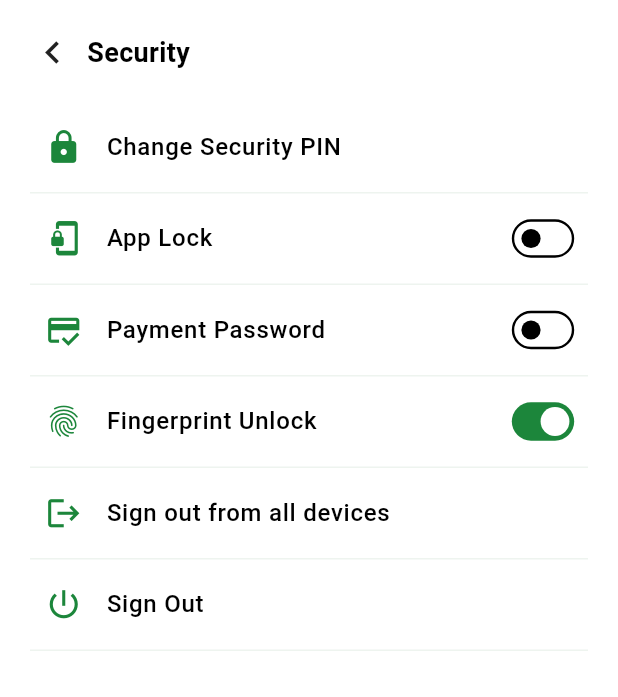
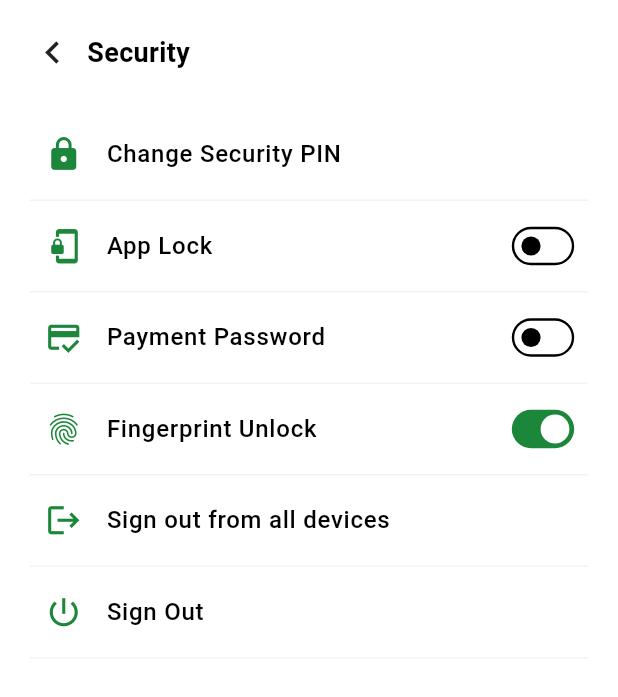
Before and after one commit to iamkartiknayak/okcredit-android-redesign, a Flutter app: the SettingsPage screen opened directly, after a tap on "Security", on a phone screen of 412 x 824 dp. Shown: the top 697 px of the screen. Run offline on Flutter 3.47's test engine with Material 2 defaults, Android fonts, the phone set to English and light mode, and no system bars; our stand-ins replace font_awesome_flutter.

Commit message:
Modify files

```diff
--- a/lib/constants.dart
+++ b/lib/constants.dart
@@ -24,3 +24,9 @@ const kSectionHeaderStyle = TextStyle(
   fontSize: 17.0,
   fontWeight: FontWeight.bold,
 );
+
+const kSubTitleStyle = TextStyle(
+  color: Color(0xff757575),
+  fontSize: 13.0,
+  fontWeight: FontWeight.w500,
+);
--- a/lib/model/data.dart
+++ b/lib/model/data.dart
@@ -2,6 +2,12 @@ import 'package:flutter/material.dart';
 import 'package:redesign_okcredit/pages/ledger.dart';
 import 'package:redesign_okcredit/pages/settings.dart';
 import 'package:redesign_okcredit/widgets/ledger/tab.dart';
+
+enum SwitchType {
+  appLock,
+  paymentPassword,
+  fingerPrint,
+}
 
 class DataModel with ChangeNotifier {
   final List<Widget> _navigationOptions = [
@@ -127,10 +133,81 @@ class DataModel with ChangeNotifier {
     _selectedLanguage = language;
     notifyListeners();
   }
+
+  String _selectedBusinessType = 'Personal Use';
+  String get selectedBusinessType => _selectedBusinessType;
+
+  final List<List> _businessTypes = [
+    ['Personal Use', 'personal', true],
+    ['Retail Shop', 'retail', false],
+    ['Wholesale/Distributor', 'wholesale', false],
+    ['Online Services', 'online', false],
+  ];
+
+  List<List> get businessTypes => _businessTypes;
+
+  void updateBusinessType(String type) {
+    _businessTypes.forEach(
+      (element) {
+        if (element[0] != type) {
+          element[2] = false;
+        } else {
+          element[2] = true;
+          _selectedBusinessType = element[0];
+        }
+      },
+    );
+
+    notifyListeners();
+  }
+
+  String _selectedBusinessCategory = 'Select Category';
+  String get selectedBusinessCategory => _selectedBusinessCategory;
+
+  final List<List> _businessCategories = [
+    ['Apparels Store', 'apparel', false],
+    ['Eatery', 'eatery', false],
+    ['Electronics', 'electronics', false],
+    ['Fruit Shop', 'fruit', false],
+    ['Vegetable Shop', 'vegetable', false],
+    ['Medical Store', 'medicine', false],
+    ['Mobile Recharge', 'recharge', false],
+    ['Financial Services', 'profit', false],
+    ['Fancy', 'mask', false],
+    ['Kirana', 'groceries', false],
+    ['Hardware', 'tools', false],
+    ['Hotel', 'hotel', false],
+    ['Jewellery', 'jewellery', false],
+    ['Photo Studio', 'studio', false],
+    ['Repair Services', 'repair', false],
+    ['School', 'school', false],
+    ['Transport', 'transport', false],
+    ['Travel Agent', 'travel', false],
+    ['Other', 'other', false],
+  ];
+
+  List<List> get businessCategories => _businessCategories;
+
+  void updateBusinessCategory(String type) {
+    _businessCategories.forEach(
+      (element) {
+        if (element[0] != type) {
+          element[2] = false;
+        } else {
+          element[2] = true;
+          _selectedBusinessCategory = element[0];
+        }
+      },
+    );
+
+    notifyListeners();
+  }
+
+  String _activePlan = 'FREE';
+  String get activePlan => _activePlan;
+
+  void updatePlan() {
+    _activePlan = _activePlan == 'FREE' ? 'Premium' : 'FREE';
+    notifyListeners();
+  }
 }
-
-enum SwitchType {
-  appLock,
-  paymentPassword,
-  fingerPrint,
-}
--- a/lib/pages/ledger.dart
+++ b/lib/pages/ledger.dart
@@ -4,8 +4,8 @@ import 'package:redesign_okcredit/constants.dart';
 
 import '../model/data.dart';
 import '../widgets/ledger/filter_bottom_sheet.dart';
-import './customer_tab.dart';
-import './supplier_tab.dart';
+import 'ledger/customer_tab.dart';
+import 'ledger/supplier_tab.dart';
 import './ledger/add_contact.dart';
 import '../widgets/ledger/header.dart';
 import '../widgets/ledger/search_box.dart';
--- a/lib/pages/settings.dart
+++ b/lib/pages/settings.dart
@@ -2,8 +2,16 @@ import 'package:flutter/material.dart';
 import 'package:provider/provider.dart';
 import 'package:redesign_okcredit/constants.dart';
 import 'package:redesign_okcredit/model/data.dart';
+import 'package:redesign_okcredit/pages/settings/account.dart';
+import 'package:redesign_okcredit/pages/settings/backup.dart';
+import 'package:redesign_okcredit/pages/settings/find_defaulter.dart';
+import 'package:redesign_okcredit/pages/settings/help.dart';
 import 'package:redesign_okcredit/pages/settings/language.dart';
+import 'package:redesign_okcredit/pages/settings/profile.dart';
 import 'package:redesign_okcredit/pages/settings/security.dart';
+import 'package:redesign_okcredit/pages/settings/share.dart';
+import 'package:redesign_okcredit/pages/settings/subscription.dart';
+import 'package:redesign_okcredit/pages/settings/update_number.dart';
 
 import '../widgets/settings/setting_tile.dart';
 
@@ -22,29 +30,46 @@ class SettingsPage extends StatelessWidget {
                 return Column(
                   crossAxisAlignment: CrossAxisAlignment.stretch,
                   children: [
-                    const SizedBox(height: 15.0),
-                    const Row(
+                    const SizedBox(height: 20.0),
+                    GestureDetector(
+                      onTap: () => Navigator.pushNamed(context, ProfilePage.id),
+                      child: const Row(
                         children: [
-                        CircleAvatar(
+                          Hero(
+                            tag: 'profile',
+                            child: CircleAvatar(
                               radius: 25.0,
-                          backgroundImage: AssetImage('assets/images/user.png'),
+                              backgroundImage:
+                                  AssetImage('assets/images/user.png'),
+                            ),
                           ),
                           SizedBox(width: 15.0),
                           Column(
                             crossAxisAlignment: CrossAxisAlignment.start,
                             children: [
-                            Text(
-                              'Kartik Nayak',
+                              SizedBox(
+                                width: 180.0,
+                                child: Text(
+                                  'Nikhil Kamat',
                                   style: TextStyle(
                                     fontSize: 20.0,
                                     fontWeight: FontWeight.bold,
                                   ),
+                                  overflow: TextOverflow.clip,
+                                  maxLines: 1,
                                 ),
-                            Text(
-                              '80XXXXXXXX',
+                              ),
+                              SizedBox(
+                                width: 150.0,
+                                child: Text(
+                                  'Krishna Pearls & Jewllers',
                                   style: TextStyle(
                                     color: kSecondaryAccent,
+                                    fontSize: 13.0,
                                     fontWeight: FontWeight.w500,
+                                  ),
+                                  overflow: TextOverflow.ellipsis,
+                                  maxLines: 1,
                                 ),
                               )
                             ],
@@ -59,6 +84,7 @@ class SettingsPage extends StatelessWidget {
                           ),
                         ],
                       ),
+                    ),
                     const SizedBox(height: 20.0),
                     const Divider(
                       color: kHighLightColor,
@@ -71,7 +97,7 @@ class SettingsPage extends StatelessWidget {
                       title: 'Create New Business',
                     ),
                     SettingTile(
-                      onTap: () {},
+                      onTap: () => Navigator.pushNamed(context, AccountPage.id),
                       icon: Icons.account_circle,
                       title: 'Account',
                       hideDivider: true,
@@ -94,27 +120,38 @@ class SettingsPage extends StatelessWidget {
                       child: ListView(
                         children: [
                           SettingTile(
-                            onTap: () {},
+                            onTap: () => Navigator.pushNamed(
+                              context,
+                              SubscriptionPage.id,
+                            ),
                             icon: Icons.stars,
                             title: 'OkCredit Subscription Plan',
                             subTitle:
                                 'Unlimited SMS, Ad Free, Priority Customer Support',
                           ),
                           SettingTile(
-                            onTap: () =>
-                                Navigator.pushNamed(context, LanguagePage.id),
+                            onTap: () => Navigator.pushNamed(
+                              context,
+                              LanguagePage.id,
+                            ),
                             icon: Icons.translate,
                             title: 'Language',
                             subTitle: value.selectedLanguage,
                           ),
                           SettingTile(
-                            onTap: () {},
+                            onTap: () => Navigator.pushNamed(
+                              context,
+                              UpdateNumberPage.id,
+                            ),
                             icon: Icons.numbers,
                             title: 'Update Mobile Number',
                             subTitle: '80XXXXX46',
                           ),
                           SettingTile(
-                            onTap: () {},
+                            onTap: () => Navigator.pushNamed(
+                              context,
+                              BackupPage.id,
+                            ),
                             icon: Icons.cloud_done_rounded,
                             title: 'Backup',
                             subTitle: 'Sync info, recovery number',
@@ -129,18 +166,27 @@ class SettingsPage extends StatelessWidget {
                             subTitle: 'App lock, PIN, password, sign out',
                           ),
                           SettingTile(
-                            onTap: () {},
+                            onTap: () => Navigator.pushNamed(
+                              context,
+                              HelpPage.id,
+                            ),
                             icon: Icons.help,
                             title: 'Help',
                             subTitle: 'FAQs, contact us, privacy policy',
                           ),
                           SettingTile(
-                            onTap: () {},
+                            onTap: () => Navigator.pushNamed(
+                              context,
+                              FindDefaulterPage.id,
+                            ),
                             icon: Icons.person_off,
                             title: 'Find Defaulter',
                           ),
                           SettingTile(
-                            onTap: () {},
+                            onTap: () => Navigator.pushNamed(
+                              context,
+                              SharePage.id,
+                            ),
                             icon: Icons.share,
                             title: 'Share',
                           ),
--- a/lib/pages/settings/security.dart
+++ b/lib/pages/settings/security.dart
@@ -4,6 +4,7 @@ import 'package:provider/provider.dart';
 import '../../model/data.dart';
 import '../../widgets/custom_back_button.dart';
 import '../../widgets/settings/setting_tile.dart';
+import '../../widgets/settings/custom_switch.dart';
 
 class SecurityPage extends StatelessWidget {
   const SecurityPage({super.key});
@@ -21,7 +22,6 @@ class SecurityPage extends StatelessWidget {
               return Column(
                 children: [
                   const CustomBackButton(title: 'Security'),
-                  const SizedBox(height: 20.0),
                   SettingTile(
                     onTap: () {},
                     icon: Icons.lock,
@@ -72,25 +72,3 @@ class SecurityPage extends StatelessWidget {
     );
   }
 }
-
-class CustomSwitch extends StatelessWidget {
-  const CustomSwitch({
-    super.key,
-    required this.onChanged,
-    required this.value,
-  });
-
-  final Function(bool) onChanged;
-  final bool value;
-
-  @override
-  Widget build(BuildContext context) {
-    return Transform.scale(
-      scale: 0.8,
-      child: Switch(
-        onChanged: onChanged,
-        value: value,
-      ),
-    );
-  }
-}
--- a/lib/widgets/custom_back_button.dart
+++ b/lib/widgets/custom_back_button.dart
@@ -1,4 +1,5 @@
 import 'package:flutter/material.dart';
+import 'package:flutter/services.dart';
 
 class CustomBackButton extends StatelessWidget {
   const CustomBackButton({
@@ -10,10 +11,16 @@ class CustomBackButton extends StatelessWidget {
 
   @override
   Widget build(BuildContext context) {
-    return Row(
+    return Column(
+      children: [
+        Row(
           children: [
             InkWell(
-          onTap: () => Navigator.pop(context),
+              onTap: () {
+                // FocusScope.of(context).unfocus();
+                // SystemChannels.textInput.invokeMethod('TextInput.hide');
+                Navigator.pop(context);
+              },
               child: const Icon(
                 Icons.chevron_left,
                 size: 30.0,
@@ -29,6 +36,9 @@ class CustomBackButton extends StatelessWidget {
               ),
             )
           ],
+        ),
+        const SizedBox(height: 25.0),
+      ],
     );
   }
 }
--- a/lib/widgets/custom_text_field.dart
+++ b/lib/widgets/custom_text_field.dart
@@ -117,7 +117,7 @@ class CustomTextField extends StatelessWidget {
                   ),
                   prefixIcon: Icon(
                     prefixIcon,
-                    color: Colors.grey.shade700,
+                    color: kPrimaryColor,
                   ),
                   suffix: suffixOptions,
                 ),
--- a/lib/widgets/settings/setting_tile.dart
+++ b/lib/widgets/settings/setting_tile.dart
@@ -5,49 +5,54 @@ import '../../constants.dart';
 class SettingTile extends StatelessWidget {
   const SettingTile({
     super.key,
-    required this.icon,
+    this.icon,
     required this.title,
     this.subTitle,
     this.onTap,
     this.trailing,
     this.hideDivider = false,
+    this.removeLPadding,
   });
 
-  final IconData icon;
-  final String title;
-  final String? subTitle;
+  final IconData? icon;
+  final dynamic title;
+  final dynamic subTitle;
   final VoidCallback? onTap;
   final Widget? trailing;
   final bool? hideDivider;
+  final bool? removeLPadding;
 
   @override
   Widget build(BuildContext context) {
     return Column(
       children: [
         ListTile(
+          minLeadingWidth: 0.0,
           onTap: onTap ?? null,
-          contentPadding: const EdgeInsets.only(left: 10.0),
-          leading: Icon(
-            icon,
-            color: kPrimaryColor,
-            size: 25.0,
+          contentPadding: EdgeInsets.only(
+            left: removeLPadding == true ? 0.0 : 10.0,
           ),
-          title: Text(
-            title,
-            style: const TextStyle(fontWeight: FontWeight.w500),
-          ),
-          subtitle: subTitle != null
+          leading: icon != null
+              ? Icon(
+                  icon,
+                  color: kPrimaryColor,
+                  size: 25.0,
+                )
+              : const SizedBox.shrink(),
+          title: title is String
+              ? Text(
+                  title,
+                  style: const TextStyle(fontWeight: FontWeight.w500),
+                )
+              : title,
+          subtitle: subTitle is String
               ? Text(
                   subTitle!,
-                  style: TextStyle(
-                    color: Colors.grey.shade600,
-                    fontSize: 13.0,
-                    fontWeight: FontWeight.w500,
-                  ),
+                  style: kSubTitleStyle,
                   maxLines: 1,
                   overflow: TextOverflow.ellipsis,
                 )
-              : null,
+              : subTitle,
           trailing: trailing,
         ),
         hideDivider == true
@@ -55,7 +60,7 @@ class SettingTile extends StatelessWidget {
             : const Divider(
                 color: kHighLightColor,
                 height: 5,
-              )
+              ),
       ],
     );
   }
```
Also changed, not shown: lib/main.dart (+11 -6 lines), lib/pages/ledger/add_contact.dart (+12 -16 lines), lib/pages/settings/language.dart (+5 -2 lines), lib/widgets/custom_text_button.dart (+21 -19 lines), lib/widgets/ledger/filter_bottom_sheet.dart (+4 -4 lines). Lines whose indentation alone changed are shown as unchanged.
